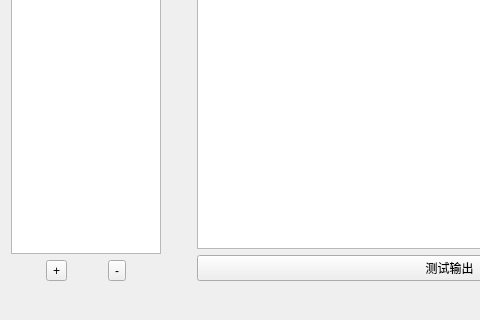
Above: hterm/ui/quick.ui from lbhzy/hterm before the change; both pictures show x 0 to 480 and y 146 to 466 of the 713 by 466 pixel window. Below: the same form after it.
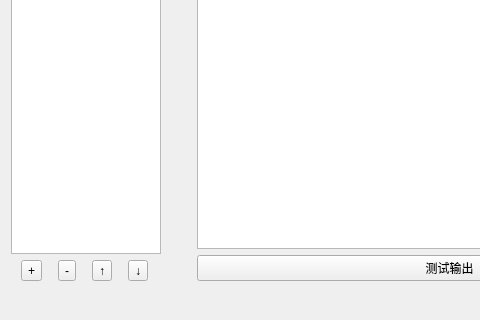
That is the form after the change.

Commit message: 快捷命令模块新增上移下移，删除警告

What changed in the file:
```diff
--- a/hterm/ui/quick.ui
+++ b/hterm/ui/quick.ui
@@ -36,6 +36,9 @@
        </item>
        <item>
         <layout class="QHBoxLayout" name="horizontalLayout_2">
+         <property name="spacing">
+          <number>6</number>
+         </property>
          <item>
           <widget class="QToolButton" name="addButton">
            <property name="text">
@@ -50,6 +53,20 @@
            </property>
           </widget>
          </item>
+         <item>
+          <widget class="QToolButton" name="upButton">
+           <property name="text">
+            <string>↑</string>
+           </property>
+          </widget>
+         </item>
+         <item>
+          <widget class="QToolButton" name="downButton">
+           <property name="text">
+            <string>↓</string>
+           </property>
+          </widget>
+         </item>
         </layout>
        </item>
       </layout>
```
The commit also changes 2 other files.
